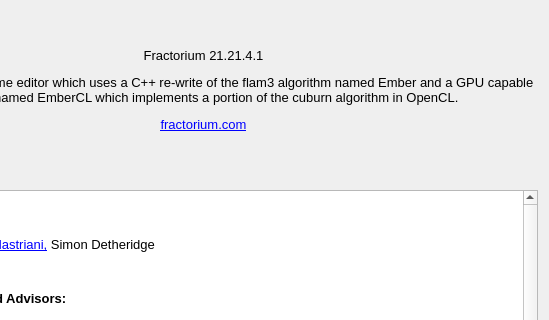
First picture: the form in Source/Fractorium/AboutDialog.ui, repository typpos/fractorium, before the edit; both pictures show x 143 to 692 and y 0 to 320 of the 692 by 729 pixel window.
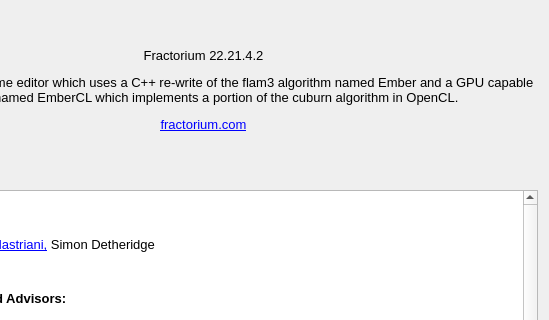
Second picture: the form after the edit.

```diff
--- a/Source/Fractorium/AboutDialog.ui
+++ b/Source/Fractorium/AboutDialog.ui
@@ -61,7 +61,7 @@
     <enum>QFrame::NoFrame</enum>
    </property>
    <property name="text">
-    <string>&lt;html&gt;&lt;head/&gt;&lt;body&gt;&lt;p align=&quot;center&quot;&gt;&lt;span style=&quot; font-size:10pt;&quot;&gt;Fractorium 21.21.4.1&lt;/span&gt;&lt;/p&gt;&lt;p align=&quot;center&quot;&gt;&lt;span style=&quot; font-size:10pt;&quot;&gt;A Qt-based fractal flame editor which uses a C++ re-write of the flam3 algorithm named Ember and a GPU capable version named EmberCL which implements a portion of the cuburn algorithm in OpenCL.&lt;/span&gt;&lt;/p&gt;&lt;p align=&quot;center&quot;&gt;&lt;a href=&quot;http://fractorium.com&quot;&gt;&lt;span style=&quot; font-size:10pt; text-decoration: underline; color:#0000ff;&quot;&gt;fractorium.com&lt;/span&gt;&lt;/a&gt;&lt;/p&gt;&lt;/body&gt;&lt;/html&gt;</string>
+    <string>&lt;html&gt;&lt;head/&gt;&lt;body&gt;&lt;p align=&quot;center&quot;&gt;&lt;span style=&quot; font-size:10pt;&quot;&gt;Fractorium 22.21.4.2&lt;/span&gt;&lt;/p&gt;&lt;p align=&quot;center&quot;&gt;&lt;span style=&quot; font-size:10pt;&quot;&gt;A Qt-based fractal flame editor which uses a C++ re-write of the flam3 algorithm named Ember and a GPU capable version named EmberCL which implements a portion of the cuburn algorithm in OpenCL.&lt;/span&gt;&lt;/p&gt;&lt;p align=&quot;center&quot;&gt;&lt;a href=&quot;http://fractorium.com&quot;&gt;&lt;span style=&quot; font-size:10pt; text-decoration: underline; color:#0000ff;&quot;&gt;fractorium.com&lt;/span&gt;&lt;/a&gt;&lt;/p&gt;&lt;/body&gt;&lt;/html&gt;</string>
    </property>
    <property name="textFormat">
     <enum>Qt::RichText</enum>
```
